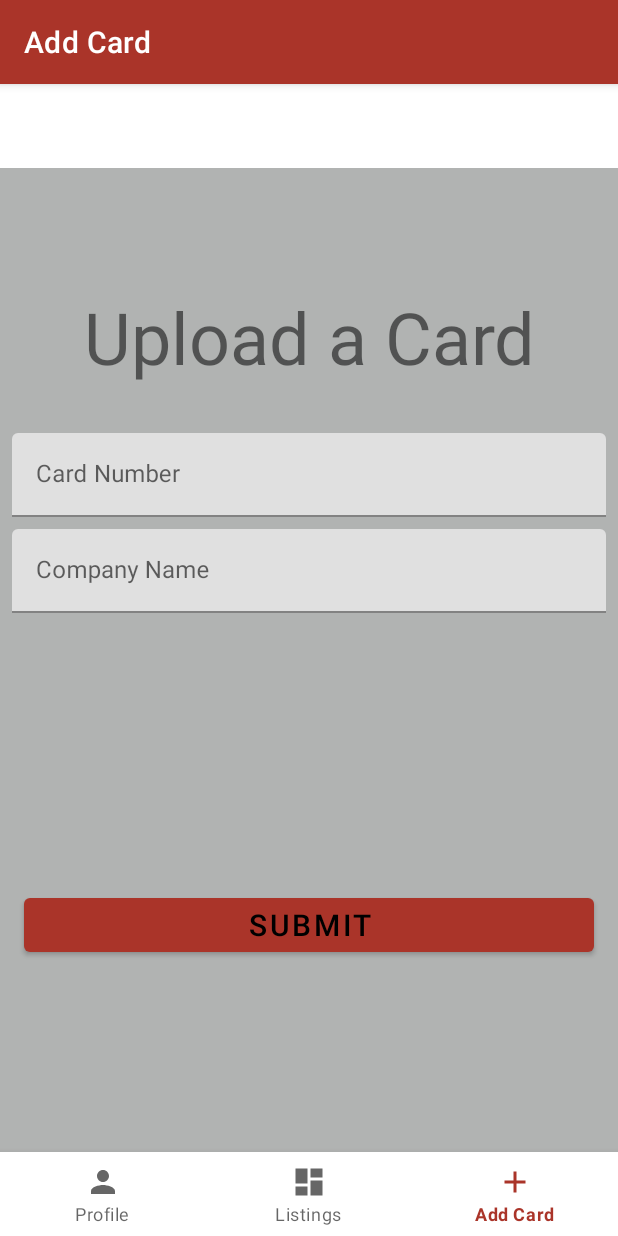
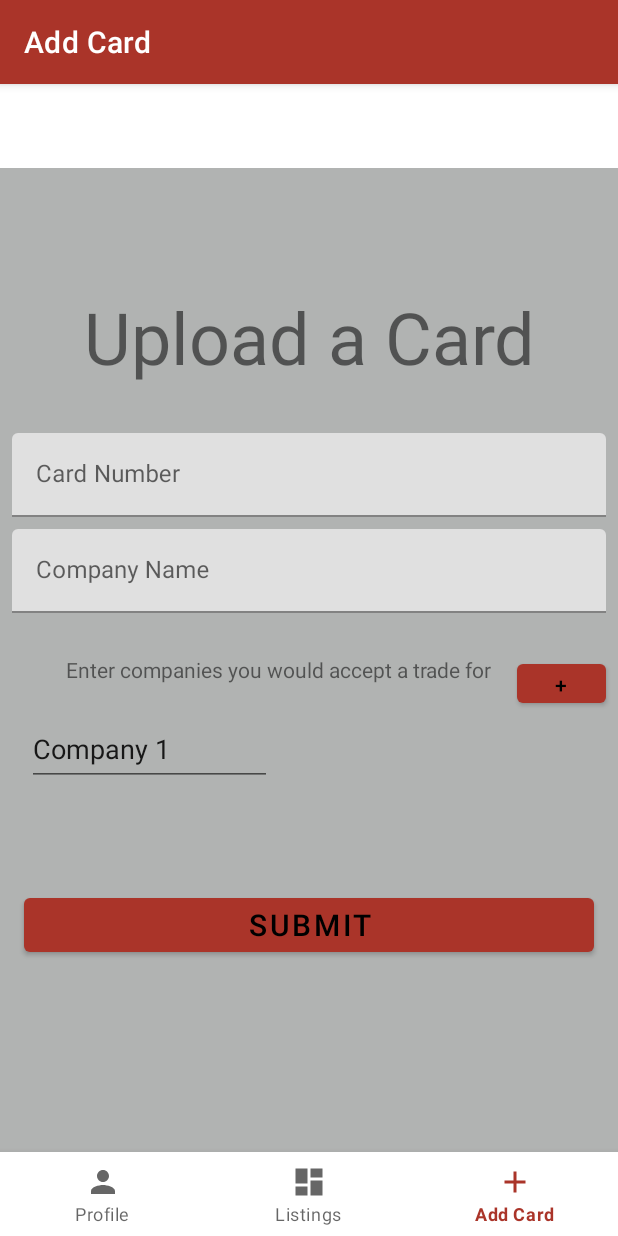
Before and after one commit to danny-doza/ReGiftCard, an Android app: the NotificationsFragment screen opened through its navigation route, on a phone screen of 412 x 824 dp. Run offline under Robolectric (Android 15) with nearby library versions, the phone set to English and light mode, and no system bars; our stand-ins replace Firebase (no records; nobody signed in at launch, a user with empty details on screens opened directly), navigation-ui; 2 statements that could not run were skipped.

Commit message:
added company preferences

```diff
--- a/app/src/main/java/com/csci4480/regiftcard/ui/AddCardActivity.kt
+++ b/app/src/main/java/com/csci4480/regiftcard/ui/AddCardActivity.kt
@@ -6,6 +6,7 @@ import android.util.Log
 import android.widget.Toast
 import androidx.annotation.NonNull
 import androidx.appcompat.app.AppCompatActivity
+import androidx.core.view.isVisible
 import com.csci4480.regiftcard.data.classes.Card
 import com.csci4480.regiftcard.data.classes.User
 import com.csci4480.regiftcard.databinding.FragmentAddCardBinding
@@ -21,6 +22,7 @@ class AddCardActivity: AppCompatActivity() {
     private var mDatabase: DatabaseReference = FirebaseDatabase.getInstance().reference
     private var mAuth: FirebaseAuth = FirebaseAuth.getInstance()
     private lateinit var mAuthListener: AuthStateListener
+    var count = 0
 
     override fun onCreate(savedInstanceState: Bundle?) {
         super.onCreate(savedInstanceState)
@@ -31,6 +33,21 @@ class AddCardActivity: AppCompatActivity() {
 
         //initialize helper methods
         setupFirebaseAuth()
+
+        binding.addCompany.setOnClickListener {
+            Log.d(LOG_TAG, "added a company")
+
+            if(count == 0) {
+                binding.autoCompleteTextView2.isVisible = true
+            }
+            if(count == 1) {
+                binding.autoCompleteTextView3.isVisible = true
+            }
+            if(count == 2) {
+                binding.autoCompleteTextView4.isVisible = true
+            }
+            count++
+        }
 
         binding.buttonUploadCard.setOnClickListener {
             getEventInfo(binding)
--- a/app/src/main/res/layout/fragment_add_card.xml
+++ b/app/src/main/res/layout/fragment_add_card.xml
@@ -69,4 +69,74 @@
             android:textColorHint="#ffffff" />
     </com.google.android.material.textfield.TextInputLayout>
 
+    <TextView
+        android:id="@+id/user_preferences"
+        android:layout_width="323dp"
+        android:layout_height="26dp"
+        android:layout_marginTop="28dp"
+        android:text="Enter companies you would accept a trade for"
+        app:layout_constraintEnd_toEndOf="parent"
+        app:layout_constraintHorizontal_bias="0.498"
+        app:layout_constraintStart_toStartOf="parent"
+        app:layout_constraintTop_toBottomOf="@+id/layout_company" />
+
+    <AutoCompleteTextView
+        android:id="@+id/autoCompleteTextView1"
+        android:layout_width="163dp"
+        android:layout_height="49dp"
+        android:layout_marginTop="12dp"
+        android:text="Company 1"
+        app:layout_constraintEnd_toEndOf="parent"
+        app:layout_constraintHorizontal_bias="0.073"
+        app:layout_constraintStart_toStartOf="parent"
+        app:layout_constraintTop_toBottomOf="@+id/user_preferences" />
+
+    <AutoCompleteTextView
+        android:id="@+id/autoCompleteTextView3"
+        android:layout_width="163dp"
+        android:layout_height="49dp"
+        android:layout_marginTop="64dp"
+        android:visibility="gone"
+        android:text="Company 3"
+        app:layout_constraintEnd_toEndOf="parent"
+        app:layout_constraintHorizontal_bias="0.072"
+        app:layout_constraintStart_toStartOf="parent"
+        app:layout_constraintTop_toBottomOf="@+id/user_preferences" />
+
+    <AutoCompleteTextView
+        android:id="@+id/autoCompleteTextView4"
+        android:layout_width="163dp"
+        android:layout_height="49dp"
+        android:layout_marginTop="64dp"
+        android:text="Company 4"
+        android:visibility="gone"
+        app:layout_constraintEnd_toEndOf="parent"
+        app:layout_constraintHorizontal_bias="0.786"
+        app:layout_constraintStart_toStartOf="parent"
+        app:layout_constraintTop_toBottomOf="@+id/user_preferences" />
+
+    <AutoCompleteTextView
+        android:id="@+id/autoCompleteTextView2"
+        android:layout_width="179dp"
+        android:layout_height="54dp"
+        android:layout_marginTop="12dp"
+        android:text="Company 2"
+        android:visibility="gone"
+        app:layout_constraintEnd_toEndOf="parent"
+        app:layout_constraintHorizontal_bias="0.274"
+        app:layout_constraintStart_toEndOf="@+id/autoCompleteTextView1"
+        app:layout_constraintTop_toBottomOf="@+id/user_preferences" />
+
+    <Button
+        android:id="@+id/add_company"
+        android:layout_width="59dp"
+        android:layout_height="38dp"
+        android:layout_marginTop="28dp"
+        android:layout_marginEnd="8dp"
+        android:text="+"
+        app:layout_constraintEnd_toEndOf="parent"
+        app:layout_constraintHorizontal_bias="1.0"
+        app:layout_constraintStart_toEndOf="@+id/user_preferences"
+        app:layout_constraintTop_toBottomOf="@+id/layout_company" />
+
 </androidx.constraintlayout.widget.ConstraintLayout>
```
